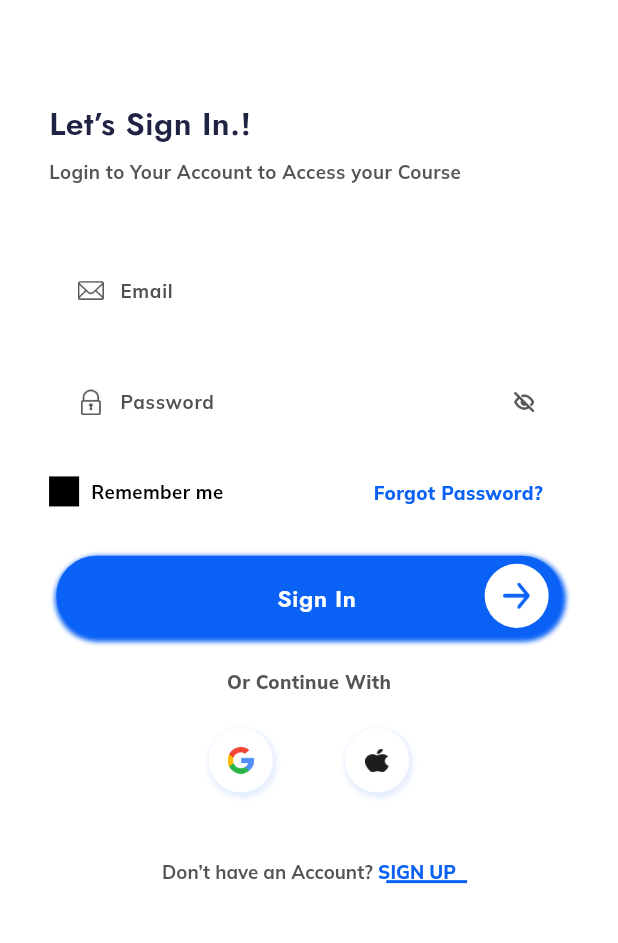
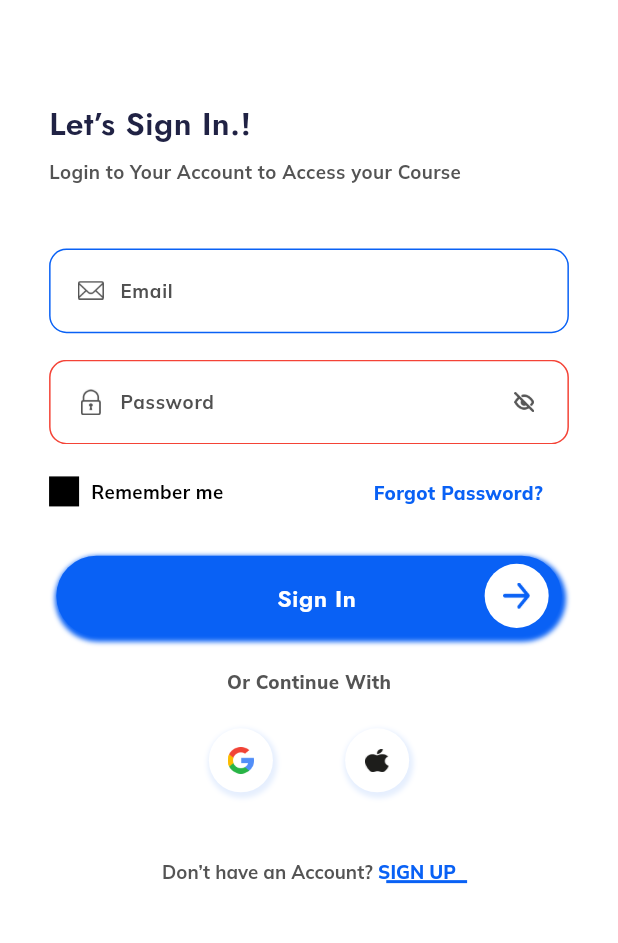
Before and after one commit to MiKeStudi0/EduMike, a Flutter app: the LoginScreen screen opened by its route, on a phone screen of 412 x 824 dp, the part 220-1163 px from its top. Run offline on Flutter 3.47's test engine with Material 3 defaults, Android fonts, the phone set to English and light mode, and no system bars; our stand-ins replace cached_network_image, cloud_firestore, contacts_service, curved_navigation_bar, device_info_plus, file_picker and 13 more; missing offline and left inert: country_pickers, email_otp, flutter_cached_pdfview, flutter_email_sender; accounts and stored records are empty; network calls fail; project files that could hold a hidden picture were left out.

Commit message:
login field bug

```diff
--- a/lib/screens/loginscreen/login_screen.dart
+++ b/lib/screens/loginscreen/login_screen.dart
@@ -23,6 +23,7 @@ class _LoginScreenState extends State<LoginScreen> {
   FocusNode emailFocusNode = FocusNode();
 
   FocusNode passwordFocusNode = FocusNode();
+  bool _showPasswordInfo = false;
 
   bool rememberMe = false;
   bool _obscureText = true;
@@ -99,20 +100,32 @@ class _LoginScreenState extends State<LoginScreen> {
                                   prefixConstraints:
                                       BoxConstraints(maxHeight: 60.v)),
                               SizedBox(height: 20.v),
+                              Stack(
+                                children: [
                                   CustomTextFormField(
                                     controller: passwordController,
                                     focusNode: passwordFocusNode,
                                     hintText: "Password",
                                     textInputAction: TextInputAction.done,
-                                  textInputType: TextInputType.visiblePassword,
+                                    textInputType:
+                                        TextInputType.visiblePassword,
                                     onTap: () {
                                       passwordFocusNode.requestFocus();
+                                      setState(() {
+                                        _showPasswordInfo = true;
+                                      });
+                                    },
+                                    onChanged: (value) {
+                                      setState(() {
+                                        _showPasswordInfo = value.isEmpty;
+                                      });
                                     },
                                     prefix: Container(
                                         margin: EdgeInsets.fromLTRB(
                                             22.h, 20.v, 9.h, 20.v),
                                         child: CustomImageView(
-                                          imagePath: ImageConstant.imgLocation,
+                                            imagePath:
+                                                ImageConstant.imgLocation,
                                             height: 19.v,
                                             width: 14.h)),
                                     prefixConstraints:
@@ -136,7 +149,46 @@ class _LoginScreenState extends State<LoginScreen> {
                                         BoxConstraints(maxHeight: 60.v),
                                     obscureText: _obscureText,
                                     contentPadding:
-                                      EdgeInsets.symmetric(vertical: 21.v)),
+                                        EdgeInsets.symmetric(vertical: 21.v),
+                                    borderDecoration: OutlineInputBorder(
+                                      borderRadius: BorderRadius.circular(12.h),
+                                      borderSide: BorderSide(
+                                          color: _validatePassword()
+                                              ? appTheme.blueA700
+                                              : Colors.red),
+                                    ),
+                                  ),
+                                  Positioned(
+                                    top: -70.0, // Adjust this value as needed
+                                    right: 0.0,
+                                    left: 0.0,
+                                    child: Container(
+                                      alignment: Alignment.centerLeft,
+                                      margin: EdgeInsets.only(
+                                          top: _showPasswordInfo ? 8.0 : 0.0),
+                                      child: !_showPasswordInfo
+                                          ? SizedBox.shrink()
+                                          : const Column(
+                                              crossAxisAlignment:
+                                                  CrossAxisAlignment.start,
+                                              children: [
+                                                Text("Password Requirements:",
+                                                    style: TextStyle(
+                                                        fontWeight:
+                                                            FontWeight.bold)),
+                                                SizedBox(height: 4),
+                                                Text("• MinLength >= 8"),
+                                                Text("• Has UpperCase"),
+                                                Text("• Has LowerCase"),
+                                                Text("• Has Digit"),
+                                                Text(
+                                                    "• Has Special Characters"),
+                                              ],
+                                            ),
+                                    ),
+                                  ),
+                                ],
+                              ),
                               SizedBox(height: 23.v),
                               _buildLoginOptions(context),
                               SizedBox(height: 36.v),
@@ -461,4 +513,20 @@ class _LoginScreenState extends State<LoginScreen> {
   onTapTxtDonthaveanaccount(BuildContext context) {
     Navigator.pushReplacementNamed(context, AppRoutes.registerNowScreen);
   }
+
+  bool _validatePassword() {
+    String password = passwordController.text;
+    bool hasMinLength = password.length >= 8;
+    bool hasUpperCase = password.contains(RegExp(r'[A-Z]'));
+    bool hasLowerCase = password.contains(RegExp(r'[a-z]'));
+    bool hasDigit = password.contains(RegExp(r'[0-9]'));
+    bool hasSpecialCharacters =
+        password.contains(RegExp(r'[!@#$%^&*(),.?":{}|<>]'));
+
+    return hasMinLength &&
+        hasUpperCase &&
+        hasLowerCase &&
+        hasDigit &&
+        hasSpecialCharacters;
   }
+}
--- a/lib/widgets/custom_text_form_field.dart
+++ b/lib/widgets/custom_text_form_field.dart
@@ -5,7 +5,7 @@ import 'package:edumike/core/app_export.dart';
 class CustomTextFormField extends StatelessWidget {
   final VoidCallback? onTap;
 
-  CustomTextFormField( {
+  CustomTextFormField({
     Key? key,
     this.onTap,
     this.alignment,
@@ -38,7 +38,7 @@ class CustomTextFormField extends StatelessWidget {
         );
 
   final Alignment? alignment;
-  final IconButton ? suffixIcon;
+  final IconButton? suffixIcon;
 
   final double? width;
 
@@ -50,8 +50,7 @@ class CustomTextFormField extends StatelessWidget {
 
   final bool? autofocus;
 
-    var onChanged;
-
+  var onChanged;
 
   final TextStyle? textStyle;
 
@@ -133,17 +132,17 @@ class CustomTextFormField extends StatelessWidget {
         border: borderDecoration ??
             OutlineInputBorder(
               borderRadius: BorderRadius.circular(12.h),
-              borderSide: BorderSide.none,
+              borderSide: BorderSide(color: appTheme.blueA700),
             ),
         enabledBorder: borderDecoration ??
             OutlineInputBorder(
               borderRadius: BorderRadius.circular(12.h),
-              borderSide: BorderSide.none,
+              borderSide: BorderSide(color: appTheme.blueA700),
             ),
         focusedBorder: borderDecoration ??
             OutlineInputBorder(
               borderRadius: BorderRadius.circular(12.h),
-              borderSide: BorderSide.none,
+              borderSide: BorderSide(color: appTheme.blueA700),
             ),
       );
 }
```
Lines whose indentation alone changed are shown as unchanged.
